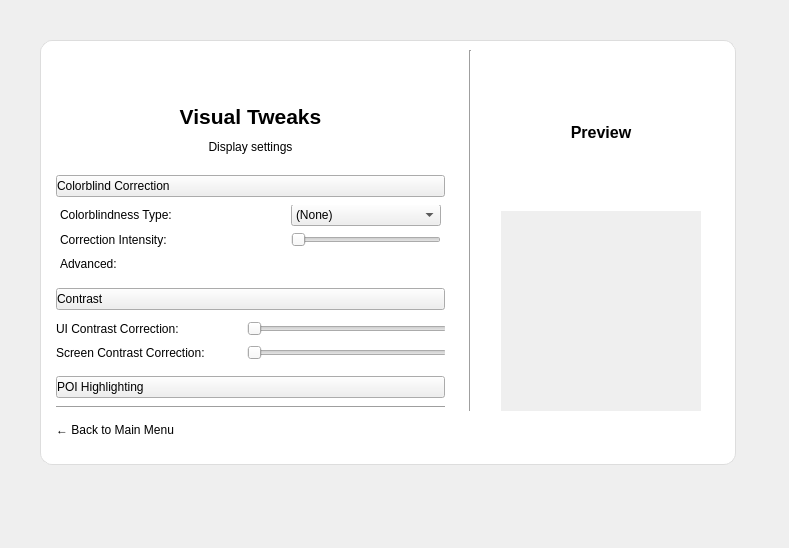
Before: the Qt Designer form ui files/eg_visual_settings.ui in brettrjh/enable-games-local, drawn with Qt 5.
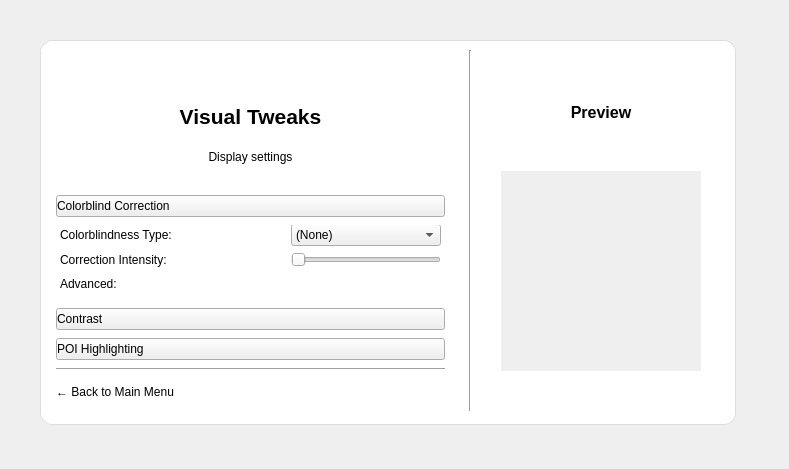
After: the same form once the commit is applied. Icons and pictures are not drawn.

Commit message:
Color  Filtering & UI Control
Combined mine and Jayden's code
still need to handle the proper functionality of the color correction (have not adjusted the parts of our code together, so they overlap right now just ignore it)

```diff
--- a/ui files/eg_visual_settings.ui
+++ b/ui files/eg_visual_settings.ui
@@ -7,7 +7,7 @@
     <x>0</x>
     <y>0</y>
     <width>789</width>
-    <height>548</height>
+    <height>469</height>
    </rect>
   </property>
   <property name="minimumSize">
@@ -25,7 +25,7 @@
      <x>40</x>
      <y>40</y>
      <width>711</width>
-     <height>441</height>
+     <height>401</height>
     </rect>
    </property>
    <layout class="QVBoxLayout" name="layoutWindow">
@@ -57,7 +57,7 @@
          <x>0</x>
          <y>0</y>
          <width>421</width>
-         <height>419</height>
+         <height>381</height>
         </rect>
        </property>
        <layout class="QVBoxLayout" name="layoutContent">
@@ -175,9 +175,6 @@
         </item>
         <item>
          <widget class="QWidget" name="colorOptions" native="true">
-          <property name="enabled">
-           <bool>true</bool>
-          </property>
           <property name="minimumSize">
            <size>
             <width>0</width>
@@ -276,68 +273,6 @@
           </property>
          </widget>
         </item>
-        <item>
-         <widget class="QWidget" name="contrastOptions" native="true">
-          <property name="minimumSize">
-           <size>
-            <width>0</width>
-            <height>50</height>
-           </size>
-          </property>
-          <widget class="QWidget" name="gridLayoutWidget_2">
-           <property name="geometry">
-            <rect>
-             <x>0</x>
-             <y>0</y>
-             <width>391</width>
-             <height>46</height>
-            </rect>
-           </property>
-           <layout class="QGridLayout" name="gridLayout_2">
-            <item row="2" column="0">
-             <widget class="QLabel" name="lblContrastScreen">
-              <property name="text">
-               <string>Screen Contrast Correction: </string>
-              </property>
-             </widget>
-            </item>
-            <item row="1" column="0">
-             <widget class="QLabel" name="lblContrastUI">
-              <property name="text">
-               <string>UI Contrast Correction:</string>
-              </property>
-             </widget>
-            </item>
-            <item row="1" column="1">
-             <widget class="QSlider" name="sliderContrastUI">
-              <property name="maximumSize">
-               <size>
-                <width>200</width>
-                <height>16777215</height>
-               </size>
-              </property>
-              <property name="orientation">
-               <enum>Qt::Horizontal</enum>
-              </property>
-             </widget>
-            </item>
-            <item row="2" column="1">
-             <widget class="QSlider" name="sliderContrastScreen">
-              <property name="maximumSize">
-               <size>
-                <width>200</width>
-                <height>16777215</height>
-               </size>
-              </property>
-              <property name="orientation">
-               <enum>Qt::Horizontal</enum>
-              </property>
-             </widget>
-            </item>
-           </layout>
-          </widget>
-         </widget>
-        </item>
         <item>
          <widget class="QPushButton" name="btnPOIHighlight">
           <property name="styleSheet">
@@ -411,7 +346,7 @@
          <x>420</x>
          <y>0</y>
          <width>271</width>
-         <height>421</height>
+         <height>381</height>
         </rect>
        </property>
        <layout class="QVBoxLayout" name="layoutPreview">
@@ -453,7 +388,7 @@
          </widget>
         </item>
         <item alignment="Qt::AlignHCenter|Qt::AlignVCenter">
-         <widget class="QWidget" name="colorPreview" native="true">
+         <widget class="QWidget" name="grid" native="true">
           <property name="minimumSize">
            <size>
             <width>200</width>
@@ -469,7 +404,7 @@
           <property name="autoFillBackground">
            <bool>true</bool>
           </property>
-          <widget class="QLabel" name="label_3">
+          <widget class="QLabel" name="colorPreview">
            <property name="geometry">
             <rect>
              <x>0</x>
```
Left out of the diff: 3 changed lines with no effect on the pictures. The commit also changes 4 other files.
